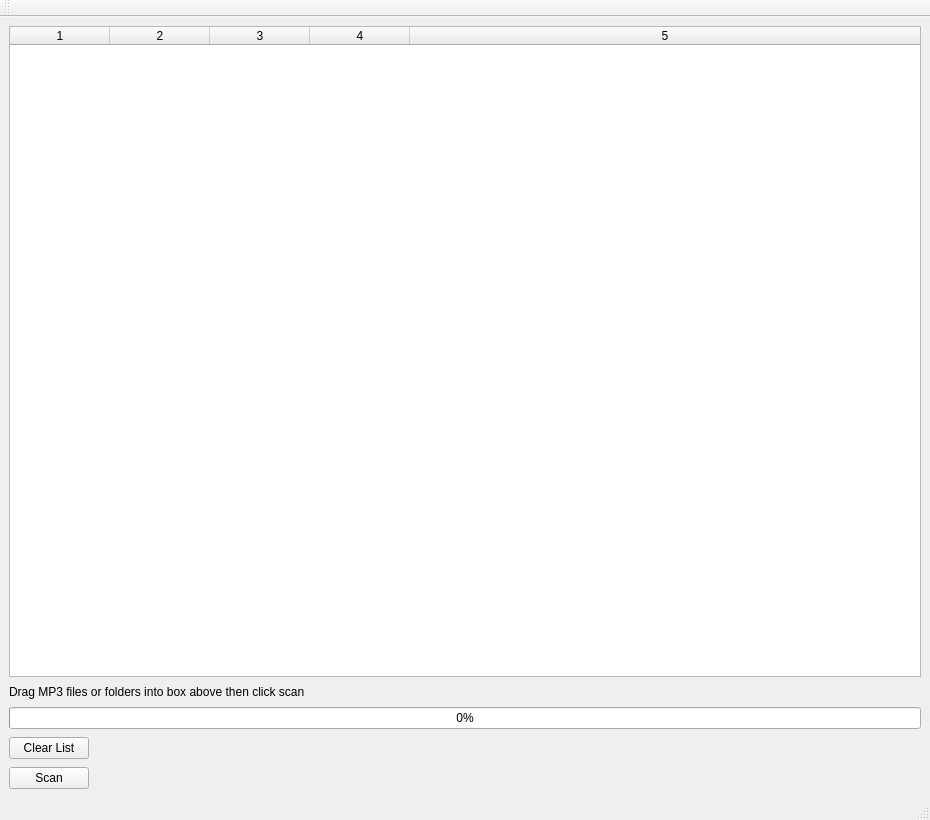
Old version of the form specton.ui in the repository thwaller/specton.
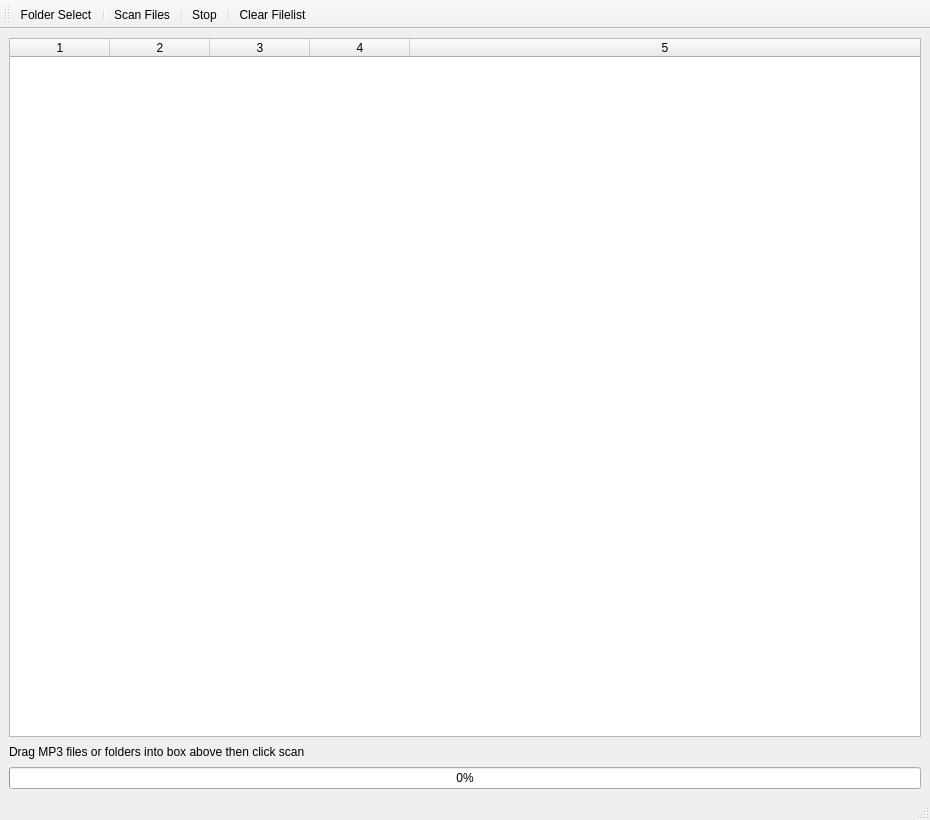
New version of the form. Icons and pictures are not drawn.

Commit message: only scan files once

What changed in the file:
```diff
--- a/specton.ui
+++ b/specton.ui
@@ -21,12 +21,18 @@
   </property>
   <property name="windowIcon">
    <iconset>
-    <normaloff>icons/Freq.png</normaloff>icons/Freq.png</iconset>
+    <normaloff>icons/017-headphones.png</normaloff>icons/017-headphones.png</iconset>
+  </property>
+  <property name="iconSize">
+   <size>
+    <width>16</width>
+    <height>16</height>
+   </size>
   </property>
   <widget class="QWidget" name="centralwidget">
    <layout class="QGridLayout" name="gridLayout">
     <item row="0" column="0">
-     <layout class="QVBoxLayout" name="verticalLayout" stretch="0,0,0,0,0">
+     <layout class="QVBoxLayout" name="verticalLayout" stretch="0,0,0">
       <property name="spacing">
        <number>8</number>
       </property>
@@ -92,38 +98,6 @@
         </property>
        </widget>
       </item>
-      <item>
-       <widget class="QPushButton" name="clearButton">
-        <property name="sizePolicy">
-         <sizepolicy hsizetype="Fixed" vsizetype="Fixed">
-          <horstretch>0</horstretch>
-          <verstretch>0</verstretch>
-         </sizepolicy>
-        </property>
-        <property name="layoutDirection">
-         <enum>Qt::LeftToRight</enum>
-        </property>
-        <property name="autoFillBackground">
-         <bool>false</bool>
-        </property>
-        <property name="text">
-         <string>Clear List</string>
-        </property>
-       </widget>
-      </item>
-      <item>
-       <widget class="QPushButton" name="goButton">
-        <property name="sizePolicy">
-         <sizepolicy hsizetype="Fixed" vsizetype="Fixed">
-          <horstretch>0</horstretch>
-          <verstretch>0</verstretch>
-         </sizepolicy>
-        </property>
-        <property name="text">
-         <string>Scan</string>
-        </property>
-       </widget>
-      </item>
      </layout>
     </item>
    </layout>
@@ -152,8 +126,8 @@
    </property>
    <property name="iconSize">
     <size>
-     <width>64</width>
-     <height>64</height>
+     <width>48</width>
+     <height>48</height>
     </size>
    </property>
    <property name="toolButtonStyle">
@@ -168,7 +142,64 @@
    <attribute name="toolBarBreak">
     <bool>false</bool>
    </attribute>
+   <addaction name="actionFolder_Select"/>
+   <addaction name="separator"/>
+   <addaction name="actionScan_Files"/>
+   <addaction name="separator"/>
+   <addaction name="actionStop"/>
+   <addaction name="separator"/>
+   <addaction name="actionClear_Filelist"/>
   </widget>
+  <action name="actionScan_Files">
+   <property name="icon">
+    <iconset>
+     <normalon>icons/285-play3.png</normalon>
+    </iconset>
+   </property>
+   <property name="text">
+    <string>Scan Files</string>
+   </property>
+   <property name="toolTip">
+    <string>Scan Files</string>
+   </property>
+  </action>
+  <action name="actionStop">
+   <property name="icon">
+    <iconset>
+     <normaloff>icons/287-stop2.png</normaloff>icons/287-stop2.png</iconset>
+   </property>
+   <property name="text">
+    <string>Stop</string>
+   </property>
+  </action>
+  <action name="actionFolder_Select">
+   <property name="icon">
+    <iconset>
+     <normaloff>icons/049-folder-open.png</normaloff>icons/049-folder-open.png</iconset>
+   </property>
+   <property name="text">
+    <string>Folder Select</string>
+   </property>
+  </action>
+  <action name="actionClear_Filelist">
+   <property name="icon">
+    <iconset>
+     <normaloff>icons/102-undo.png</normaloff>icons/102-undo.png</iconset>
+   </property>
+   <property name="text">
+    <string>Clear Filelist</string>
+   </property>
+  </action>
+  <action name="actionExit">
+   <property name="text">
+    <string>Exit</string>
+   </property>
+  </action>
+  <action name="actionAbout">
+   <property name="text">
+    <string>About</string>
+   </property>
+  </action>
  </widget>
  <resources/>
  <connections/>
```
The commit also changes 2 other files.
